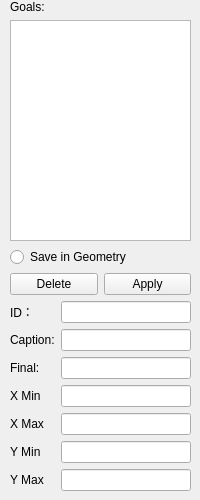
JuPedSim/jpseditor, file forms/goalwidget.ui: the form before one commit.
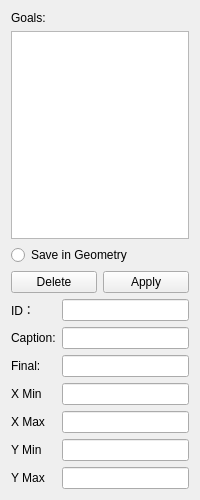
The form after the commit.

What changed in the file:
```diff
--- a/forms/goalwidget.ui
+++ b/forms/goalwidget.ui
@@ -11,7 +11,7 @@
    </rect>
   </property>
   <property name="sizePolicy">
-   <sizepolicy hsizetype="Minimum" vsizetype="Minimum">
+   <sizepolicy hsizetype="Preferred" vsizetype="Preferred">
     <horstretch>0</horstretch>
     <verstretch>0</verstretch>
    </sizepolicy>
@@ -25,15 +25,8 @@
   <property name="windowTitle">
    <string>Form</string>
   </property>
-  <widget class="QWidget" name="layoutWidget">
-   <property name="geometry">
-    <rect>
-     <x>10</x>
-     <y>0</y>
-     <width>181</width>
-     <height>491</height>
-    </rect>
-   </property>
+  <layout class="QVBoxLayout" name="verticalLayout_4">
+   <item>
    <layout class="QVBoxLayout" name="verticalLayout_3">
     <item>
      <widget class="QLabel" name="goalLabel">
@@ -159,7 +152,8 @@
      </layout>
     </item>
    </layout>
-  </widget>
+   </item>
+  </layout>
  </widget>
  <resources/>
  <connections/>
```
Lines whose indentation alone changed are shown as unchanged.
